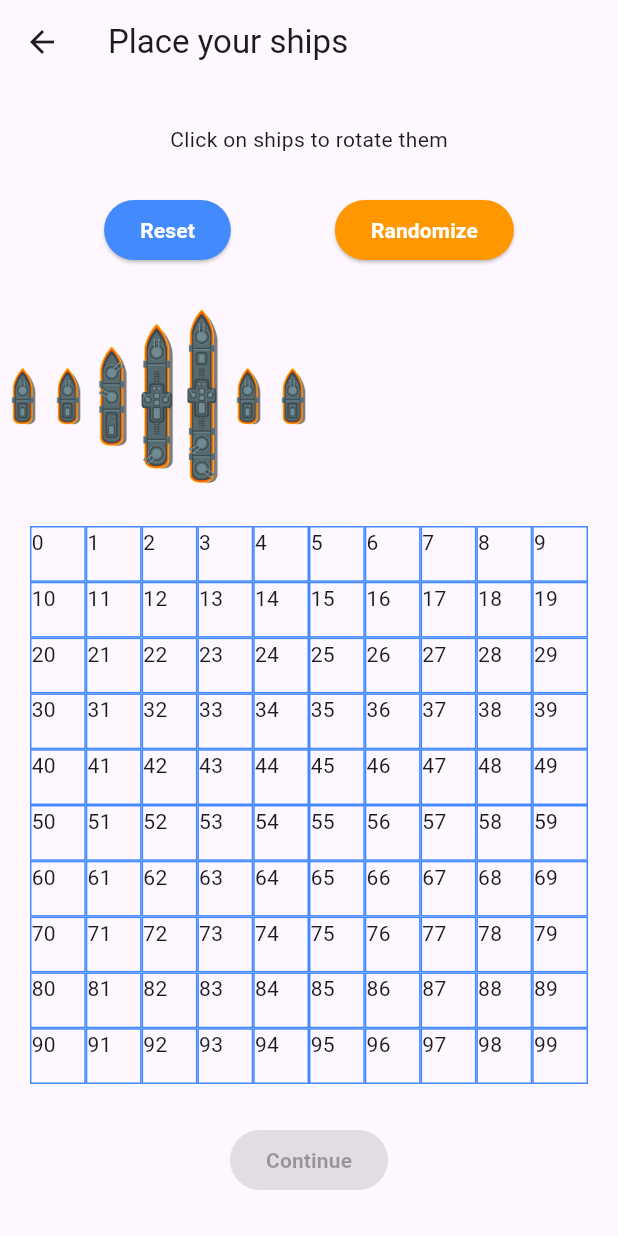
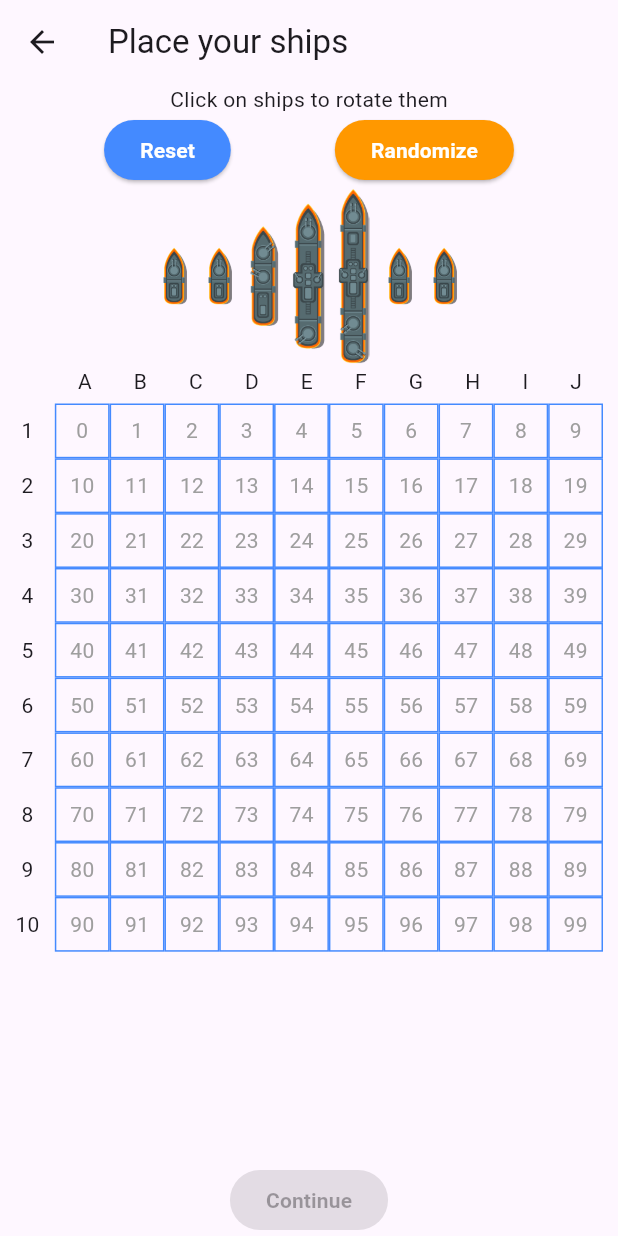
Before and after one commit to IsD4n73/Battle-Shipper, a Flutter app: the DraggableShip screen opened directly, on a phone screen of 412 x 824 dp. Run offline on Flutter 3.47's test engine with Material 2 defaults, Android fonts, the phone set to English and light mode, and no system bars; our stand-ins replace audioplayers, bot_toast, easy_localization, shared_preferences, url_strategy; missing offline and left inert: animated_emoji, dash_flags; accounts and stored records are empty.

Commit message:
added info grid

```diff
--- a/lib/presenter/view/placing/pages/ship_place.dart
+++ b/lib/presenter/view/placing/pages/ship_place.dart
@@ -75,6 +75,7 @@ class _DraggableShipState extends State<DraggableShip> {
           SizedBox(
             height: 120,
             width: MediaQuery.of(context).size.width,
+            child: Center(
               child: SingleChildScrollView(
                 scrollDirection: Axis.horizontal,
                 child: Row(
@@ -102,8 +103,8 @@ class _DraggableShipState extends State<DraggableShip> {
                         child: RotatedBox(
                           quarterTurns: ships[index].isVertical ? 0 : 3,
                           child: SizedBox(
-                          height:
-                              ((120 * 33) / 100) + 30 * (ships[index].size - 1),
+                            height: ((120 * 33) / 100) +
+                                30 * (ships[index].size - 1),
                             child: ships[index].image,
                           ),
                         ),
@@ -117,8 +118,8 @@ class _DraggableShipState extends State<DraggableShip> {
                         child: RotatedBox(
                           quarterTurns: ships[index].isVertical ? 0 : 3,
                           child: SizedBox(
-                          height:
-                              ((120 * 33) / 100) + 30 * (ships[index].size - 1),
+                            height: ((120 * 33) / 100) +
+                                30 * (ships[index].size - 1),
                             child: ships[index].image,
                           ),
                         ),
@@ -128,13 +129,47 @@ class _DraggableShipState extends State<DraggableShip> {
                 ),
               ),
             ),
-          Padding(
-            padding: const EdgeInsets.symmetric(horizontal: 20),
+          ),
+          Flexible(
+            child: Padding(
+              padding: const EdgeInsets.only(right: 10),
+              child: Column(
+                children: [
+                  Row(
+                    mainAxisAlignment: MainAxisAlignment.spaceAround,
+                    children: [
+                      const SizedBox(
+                        width: 10,
+                      ),
+                      ...List.generate(GridUtils.gridSize,
+                          (index) => Text(Converter.indexToLetter(index))),
+                    ],
+                  ),
+                  const SizedBox(height: 5),
+                  Row(
+                    children: [
+                      Expanded(
                         child: GridView.builder(
                           shrinkWrap: true,
+                          itemCount: 10,
+                          padding: EdgeInsets.zero,
+                          physics: const NeverScrollableScrollPhysics(),
+                          gridDelegate:
+                              const SliverGridDelegateWithFixedCrossAxisCount(
+                                  crossAxisSpacing: 2, crossAxisCount: 1),
+                          itemBuilder: (context, index) =>
+                              Center(child: Text((index + 1).toString())),
+                        ),
+                      ),
+                      Flexible(
+                        flex: 10,
+                        child: GridView.builder(
+                          shrinkWrap: true,
+                          padding: EdgeInsets.zero,
                           physics: const NeverScrollableScrollPhysics(),
                           itemCount: GridUtils.gridSize * GridUtils.gridSize,
-              gridDelegate: SliverGridDelegateWithFixedCrossAxisCount(
+                          gridDelegate:
+                              SliverGridDelegateWithFixedCrossAxisCount(
                             crossAxisCount: GridUtils.gridSize,
                           ),
                           itemBuilder: (context, index) {
@@ -159,7 +194,8 @@ class _DraggableShipState extends State<DraggableShip> {
                                 } else {
                                   for (int j = 0; j < size; j++) {
                                     if (index + (1 * j) >=
-                            ((index / GridUtils.gridSize) + 1).toInt() *
+                                        ((index / GridUtils.gridSize) + 1)
+                                                .toInt() *
                                             GridUtils.gridSize) {
                                       return flag;
                                     }
@@ -170,10 +206,12 @@ class _DraggableShipState extends State<DraggableShip> {
                                   if (data.isVertical) {
                                     flag = flag ||
                                         placedIndexs.any((e) =>
-                                e.index == index + (GridUtils.gridSize * j));
+                                            e.index ==
+                                            index + (GridUtils.gridSize * j));
                                   } else {
                                     flag = flag ||
-                            placedIndexs.any((e) => e.index == index + (1 * j));
+                                        placedIndexs.any(
+                                            (e) => e.index == index + (1 * j));
                                   }
                                 }
 
@@ -187,8 +225,8 @@ class _DraggableShipState extends State<DraggableShip> {
                                         : index + (1 * j);
                                     selectedIndexs.add(cell);
                                   }
-                      WidgetsBinding.instance
-                          .addPostFrameCallback((_) => setState(() {}));
+                                  WidgetsBinding.instance.addPostFrameCallback(
+                                      (_) => setState(() {}));
                                 }
                                 if (placedIndexs.any((e) => e.index == index)) {
                                   return Container(
@@ -200,7 +238,9 @@ class _DraggableShipState extends State<DraggableShip> {
                                     ),
                                     child: RotatedBox(
                                       quarterTurns:
-                              placedIndexs[getIndex(index)].ship.isVertical
+                                          placedIndexs[getIndex(index)]
+                                                  .ship
+                                                  .isVertical
                                               ? 0
                                               : 3,
                                       child: Image.asset(
@@ -210,7 +250,6 @@ class _DraggableShipState extends State<DraggableShip> {
                                 }
 
                                 return Container(
-                      child: Text(index.toString()),
                                   decoration: BoxDecoration(
                                     color: placedIndexs.any(
                                       (e) => e.index == index,
@@ -227,6 +266,11 @@ class _DraggableShipState extends State<DraggableShip> {
                                               : AppColor.primaryColor,
                                     ),
                                   ),
+                                  child: Center(
+                                    child: Text(index.toString(),
+                                        style:
+                                            TextStyle(color: Colors.grey[500])),
+                                  ),
                                 );
                               },
                               onAccept: (Ship data) {
@@ -234,10 +278,12 @@ class _DraggableShipState extends State<DraggableShip> {
                                   for (int j = 0; j < data.size; j++) {
                                     if (data.isVertical) {
                                       placedIndexs.add(IndexInfo(
-                              data, index + (GridUtils.gridSize * j), j + 1));
+                                          data,
+                                          index + (GridUtils.gridSize * j),
+                                          j + 1));
                                     } else {
-                          placedIndexs
-                              .add(IndexInfo(data, index + (1 * j), j + 1));
+                                      placedIndexs.add(IndexInfo(
+                                          data, index + (1 * j), j + 1));
                                     }
                                   }
                                   ships.removeAt(selectedIndex);
@@ -245,6 +291,12 @@ class _DraggableShipState extends State<DraggableShip> {
                               },
                             );
                           },
+                        ),
+                      ),
+                    ],
+                  ),
+                ],
+              ),
             ),
           ),
           BattleShipContinueButton(
```
Lines whose indentation alone changed are shown as unchanged.
